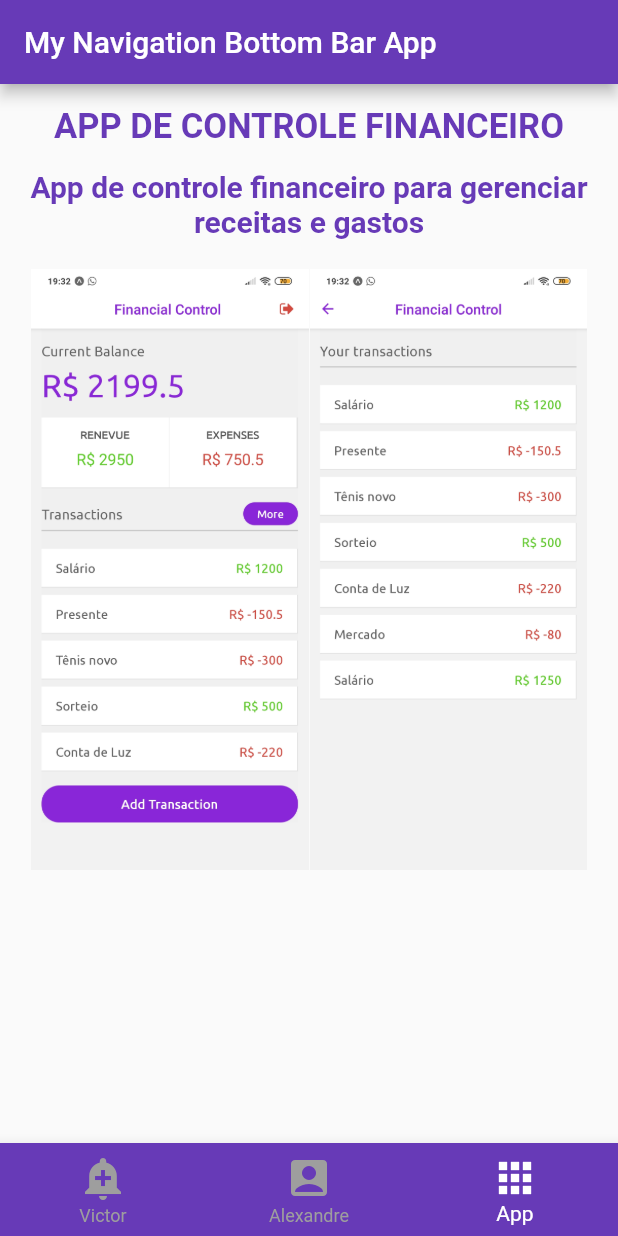
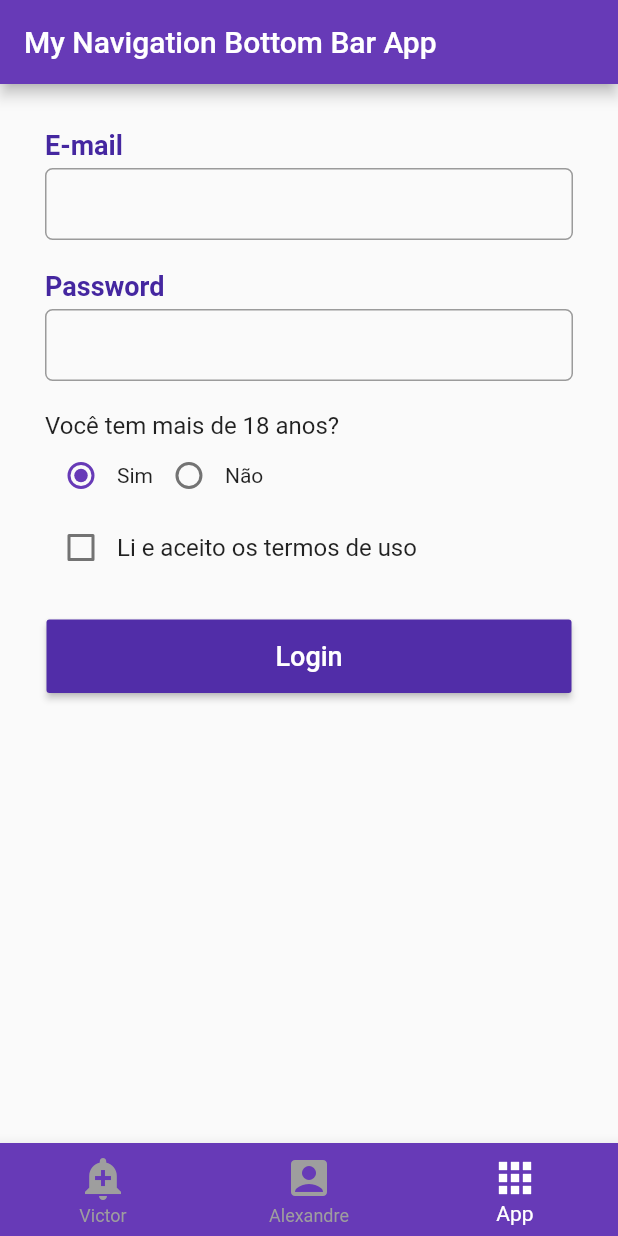
Before and after one commit to victorpereira01/prog-mobile-si700, a Flutter app: the screen it shows after launch, item 3 of the bottom bar chosen, on a phone screen of 412 x 824 dp. Run offline on Flutter 3.47's test engine with Material 2 defaults, Android fonts, the phone set to English and light mode, and no system bars.

Commit message:
Aba do formulário

```diff
--- a/primeiro_app/lib/bottomNavigationBar.dart
+++ b/primeiro_app/lib/bottomNavigationBar.dart
@@ -1,5 +1,6 @@
 import 'package:flutter/material.dart';
 import 'views.dart';
+import 'form.dart';
 
 class MyBottomNavigationBar extends StatefulWidget {
   @override
@@ -18,11 +19,7 @@ class _MyBottomNavigationBar extends State<MyBottomNavigationBar> {
 
     _currentPage = 0;
 
-    _pages = [
-      generateVictorView(),
-      generateAlexandreView(),
-      generateTrabalhoView()
-    ];
+    _pages = [generateVictorView(), generateAlexandreView(), MyForm()];
   }
 
   @override
--- /dev/null
+++ b/primeiro_app/lib/form.dart
@@ -0,0 +1,194 @@
+import 'package:flutter/widgets.dart';
+
+import 'package:flutter/material.dart';
+
+class LoginData {
+  String username = "";
+  String password = "";
+  int radioValue = 1;
+  bool checkBoxValue = false;
+
+  showValues() {
+    print("Username: $username");
+    print("Password: $password");
+    print("Radio Value: $radioValue");
+    print("CheckBox Value: $checkBoxValue");
+    print("");
+  }
+}
+
+class MyForm extends StatefulWidget {
+  @override
+  State<StatefulWidget> createState() {
+    return _MyForm();
+  }
+}
+
+class _MyForm extends State<MyForm> {
+  final GlobalKey<FormState> formKey = new GlobalKey<FormState>();
+  LoginData loginData = new LoginData();
+
+  @override
+  Widget build(BuildContext context) {
+    return Container(
+      padding: EdgeInsets.all(30),
+      child: Form(
+        key: formKey,
+        child: Column(
+          children: [
+            Column(
+              crossAxisAlignment: CrossAxisAlignment.start,
+              children: [
+                Padding(
+                  padding: EdgeInsets.only(bottom: 5),
+                  child: Text(
+                    "E-mail",
+                    style: TextStyle(
+                        fontWeight: FontWeight.bold,
+                        fontSize: 18,
+                        color: Colors.deepPurple[800]),
+                  ),
+                ),
+                Padding(
+                  padding: EdgeInsets.only(top: 0, bottom: 20),
+                  child: TextFormField(
+                    decoration: InputDecoration(
+                        contentPadding: EdgeInsets.only(left: 10, right: 10),
+                        border: OutlineInputBorder(
+                            borderRadius: BorderRadius.circular(5)),
+                        focusedBorder: OutlineInputBorder(
+                            borderSide: BorderSide(
+                                color: Colors.deepPurple, width: 2))),
+                    keyboardType: TextInputType.emailAddress,
+                    validator: (String value) {
+                      if (value.length == 0) {
+                        return "Please enter username";
+                      }
+                    },
+                    onSaved: (String value) {
+                      loginData.username = value;
+                    },
+                  ),
+                ),
+              ],
+            ),
+            Column(
+              crossAxisAlignment: CrossAxisAlignment.start,
+              children: [
+                Padding(
+                  padding: EdgeInsets.only(bottom: 5),
+                  child: Text(
+                    "Password",
+                    style: TextStyle(
+                        fontWeight: FontWeight.bold,
+                        fontSize: 18,
+                        color: Colors.deepPurple[800]),
+                  ),
+                ),
+                Padding(
+                  padding: EdgeInsets.only(top: 0, bottom: 20),
+                  child: TextFormField(
+                    decoration: InputDecoration(
+                        contentPadding: EdgeInsets.only(left: 10, right: 10),
+                        border: OutlineInputBorder(
+                            borderRadius: BorderRadius.circular(5)),
+                        focusedBorder: OutlineInputBorder(
+                            borderSide: BorderSide(
+                                color: Colors.deepPurple, width: 2))),
+                    obscureText: true,
+                    validator: (String value) {
+                      if (value.length < 10) {
+                        return "Password must be longer than 10 characters";
+                      }
+                    },
+                    onSaved: (String value) {
+                      loginData.password = value;
+                    },
+                  ),
+                ),
+              ],
+            ),
+            Column(
+              crossAxisAlignment: CrossAxisAlignment.start,
+              children: [
+                Text(
+                  "Você tem mais de 18 anos?",
+                  style: TextStyle(fontSize: 16),
+                ),
+                Row(
+                  children: [
+                    Radio(
+                        activeColor: Colors.deepPurple,
+                        value: 1,
+                        groupValue: loginData.radioValue,
+                        onChanged: (int value) {
+                          setState(() {
+                            loginData.radioValue = value;
+                          });
+                        }),
+                    Text("Sim"),
+                    Radio(
+                        activeColor: Colors.deepPurple,
+                        value: 2,
+                        groupValue: loginData.radioValue,
+                        onChanged: (int value) {
+                          setState(() {
+                            loginData.radioValue = value;
+                          });
+                        }),
+                    Text("Não"),
+                  ],
+                ),
+              ],
+            ),
+            Row(
+              children: [
+                Checkbox(
+                    activeColor: Colors.deepPurple,
+                    value: loginData.checkBoxValue,
+                    onChanged: (bool value) => setState(() {
+                          loginData.checkBoxValue = value;
+                        })),
+                Text(
+                  "Li e aceito os termos de uso",
+                  style: TextStyle(fontSize: 16),
+                ),
+              ],
+            ),
+            Container(
+              padding: EdgeInsets.only(top: 24),
+              child: ButtonTheme(
+                  padding: EdgeInsets.all(14),
+                  minWidth: 350,
+                  child: Tooltip(
+                    message: "Não é possível entrar",
+                    child: RaisedButton(
+                        color: Colors.deepPurple[700],
+                        child: Text(
+                          "Login",
+                          style: TextStyle(color: Colors.white, fontSize: 18),
+                        ),
+                        onPressed: () {
+                          if (formKey.currentState.validate() &&
+                              loginData.checkBoxValue &&
+                              loginData.radioValue == 1) {
+                            formKey.currentState.save();
+                            loginData.showValues();
+                          } else {
+                            showDialog(
+                                context: context,
+                                builder: (BuildContext context) {
+                                  return AlertDialog(
+                                      title: Text(
+                                          "An error has occurred! Try again later."));
+                                });
+                          }
+                        }),
+                  )),
+            )
+          ],
+        ),
+      ),
+    );
+  }
+}
--- a/primeiro_app/lib/views.dart
+++ b/primeiro_app/lib/views.dart
@@ -86,45 +86,45 @@ Widget generateAlexandreView() {
   ));
 }
 
-Widget generateTrabalhoView() {
-  return Center(
-    child: Column(
-      children: [
-        Container(
-          padding: EdgeInsets.only(top: 15),
-          child: Text(
-            "APP DE CONTROLE FINANCEIRO",
-            style: TextStyle(
-                fontSize: 23,
-                fontWeight: FontWeight.bold,
-                color: Colors.deepPurple),
-          ),
-        ),
-        Padding(
-            padding: EdgeInsets.only(right: 20, left: 20, top: 15),
-            child: Column(
-              children: [
-                Text(
-                  "App de controle financeiro para gerenciar receitas e gastos",
-                  textAlign: TextAlign.center,
-                  style: TextStyle(
-                      fontSize: 20,
-                      fontWeight: FontWeight.bold,
-                      color: Colors.deepPurple),
-                ),
-                Container(
-                  padding: EdgeInsets.only(top: 20),
-                  child: Row(
-                    mainAxisAlignment: MainAxisAlignment.spaceEvenly,
-                    children: [
-                      Image.asset('assets/images/main.jpg', width: 185),
-                      Image.asset('assets/images/list.jpg', width: 185),
-                    ],
-                  ),
-                )
-              ],
-            ))
-      ],
-    ),
-  );
-}
+// Widget generateTrabalhoView() {
+//   return Center(
+//     child: Column(
+//       children: [
+//         Container(
+//           padding: EdgeInsets.only(top: 15),
+//           child: Text(
+//             "APP DE CONTROLE FINANCEIRO",
+//             style: TextStyle(
+//                 fontSize: 23,
+//                 fontWeight: FontWeight.bold,
+//                 color: Colors.deepPurple),
+//           ),
+//         ),
+//         Padding(
+//             padding: EdgeInsets.only(right: 20, left: 20, top: 15),
+//             child: Column(
+//               children: [
+//                 Text(
+//                   "App de controle financeiro para gerenciar receitas e gastos",
+//                   textAlign: TextAlign.center,
+//                   style: TextStyle(
+//                       fontSize: 20,
+//                       fontWeight: FontWeight.bold,
+//                       color: Colors.deepPurple),
+//                 ),
+//                 Container(
+//                   padding: EdgeInsets.only(top: 20),
+//                   child: Row(
+//                     mainAxisAlignment: MainAxisAlignment.spaceEvenly,
+//                     children: [
+//                       Image.asset('assets/images/main.jpg', width: 185),
+//                       Image.asset('assets/images/list.jpg', width: 185),
+//                     ],
+//                   ),
+//                 )
+//               ],
+//             ))
+//       ],
+//     ),
+//   );
+// }
```
